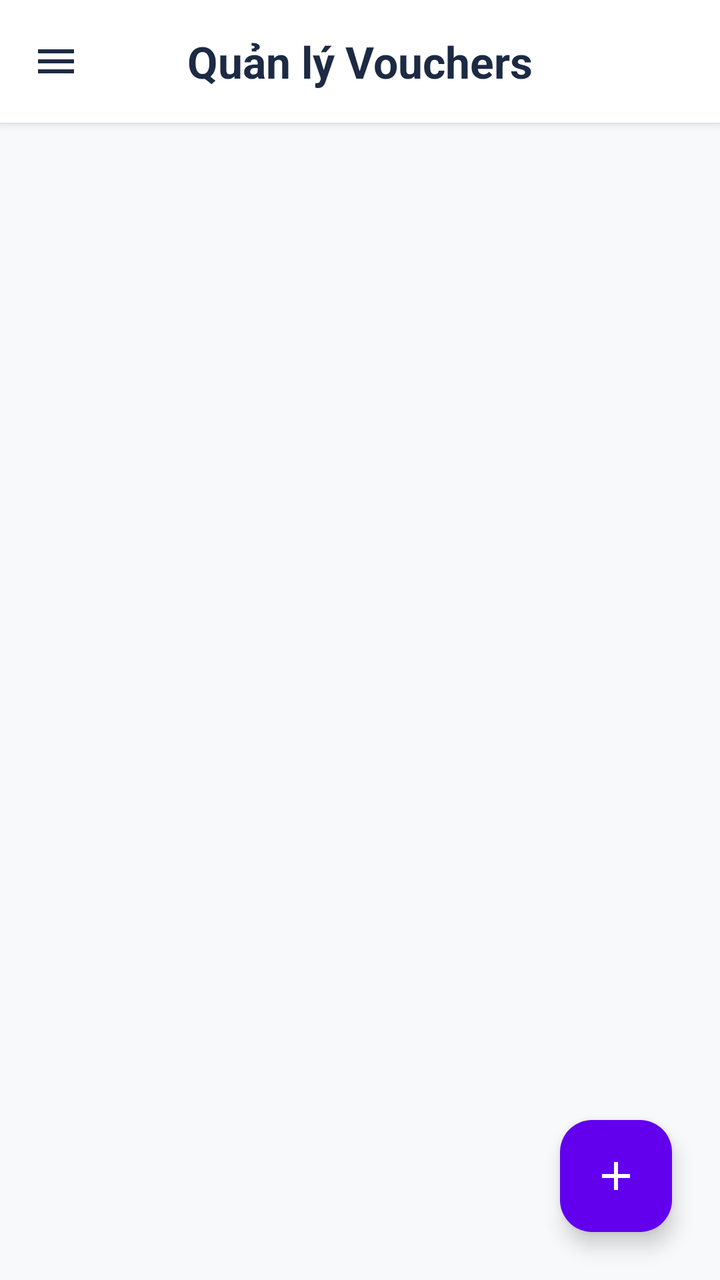
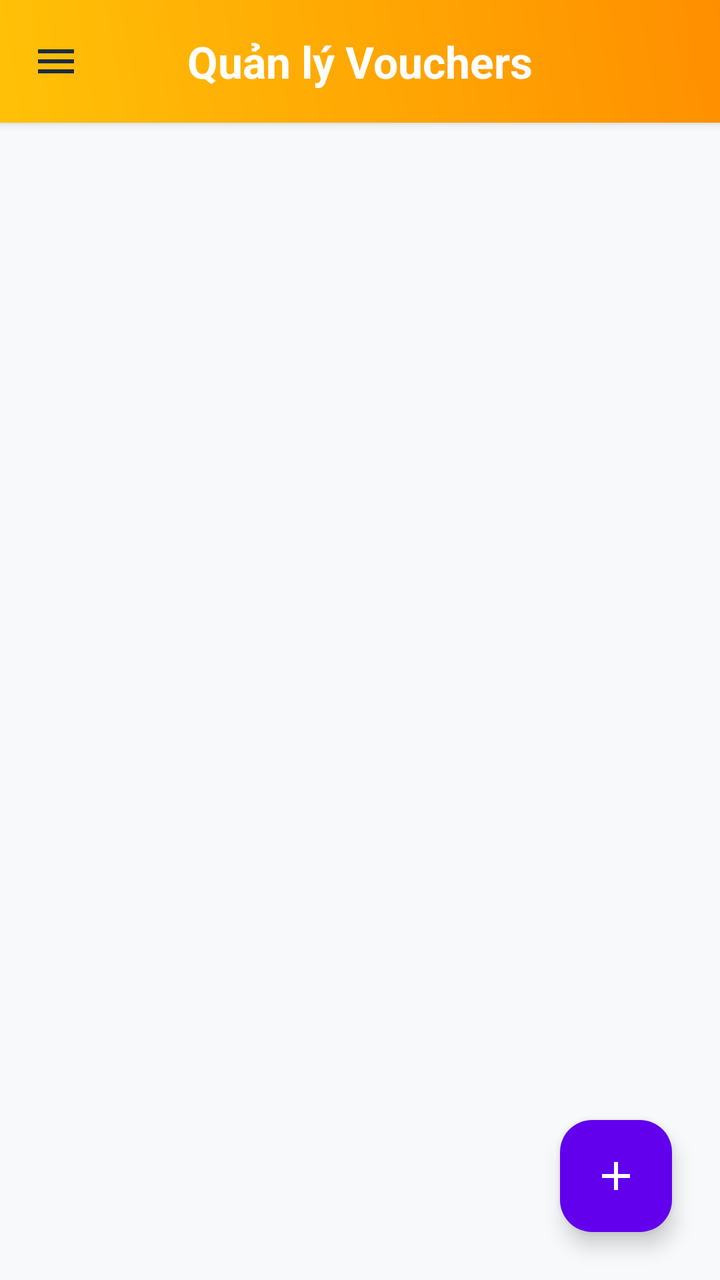

Before-and-after screenshots of an Android layout around one commit, followed by the original layout XML and the change that was made.
<!-- AndroidManifest.xml: application theme Theme.MyShop -->
<!-- res/layout/activity_manage_vouchers.xml -->
<?xml version="1.0" encoding="utf-8"?>
<androidx.constraintlayout.widget.ConstraintLayout
    xmlns:android="http://schemas.android.com/apk/res/android"
    xmlns:app="http://schemas.android.com/apk/res-auto"
    xmlns:tools="http://schemas.android.com/tools"
    android:id="@+id/mainContent"
    android:layout_width="match_parent"
    android:layout_height="match_parent"
    android:background="#F8F9FA">

    <RelativeLayout
        android:id="@+id/layoutHeader"
        android:layout_width="match_parent"
        android:layout_height="wrap_content"
        android:background="#FFFFFF"
        android:elevation="3dp"
        android:paddingTop="20dp"
        android:paddingBottom="12dp"
        app:layout_constraintTop_toTopOf="parent">

        <ImageButton
            android:id="@+id/btnMenu"
            android:layout_width="wrap_content"
            android:layout_height="wrap_content"
            android:layout_alignParentStart="true"
            android:layout_centerVertical="true"
            android:layout_marginStart="16dp"
            android:background="?attr/selectableItemBackgroundBorderless"
            android:contentDescription="Mở menu"
            android:src="@drawable/ic_menu"
            app:tint="#1C2A44" />

        <TextView
            android:id="@+id/tvAdminTitle"
            android:layout_width="wrap_content"
            android:layout_height="wrap_content"
            android:layout_centerInParent="true"
            android:text="Quản lý Vouchers"
            android:textColor="#1C2A44"
            android:textSize="22sp"
            android:textStyle="bold" />
    </RelativeLayout>

    <androidx.recyclerview.widget.RecyclerView
        android:id="@+id/recyclerVouchers"
        android:layout_width="0dp"
        android:layout_height="0dp"
        android:layout_marginTop="12dp"
        android:clipToPadding="false"
        android:paddingHorizontal="10dp"
        android:paddingBottom="8dp"
        android:scrollbars="vertical"
        app:layout_constraintBottom_toBottomOf="parent"
        app:layout_constraintEnd_toEndOf="parent"
        app:layout_constraintStart_toStartOf="parent"
        app:layout_constraintTop_toBottomOf="@id/layoutHeader"
        tools:listitem="@layout/item_admin_voucher" />

    <com.google.android.material.floatingactionbutton.FloatingActionButton
        android:id="@+id/fabAddVoucher"
        android:layout_width="wrap_content"
        android:layout_height="wrap_content"
        android:layout_marginEnd="24dp"
        android:layout_marginBottom="24dp"
        android:contentDescription="Thêm Voucher"
        android:src="@drawable/ic_add"
        app:backgroundTint="@color/purple_500"
        app:layout_constraintBottom_toBottomOf="parent"
        app:layout_constraintEnd_toEndOf="parent"
        app:tint="@color/white" />

</androidx.constraintlayout.widget.ConstraintLayout>
<!-- res/layout/item_admin_voucher.xml (included above) -->
<?xml version="1.0" encoding="utf-8"?>
<androidx.cardview.widget.CardView xmlns:android="http://schemas.android.com/apk/res/android"
    xmlns:app="http://schemas.android.com/apk/res-auto"
    android:layout_width="match_parent"
    android:layout_height="wrap_content"
    android:layout_margin="8dp"
    app:cardCornerRadius="8dp"
    app:cardElevation="3dp">

    <LinearLayout
        android:layout_width="match_parent"
        android:layout_height="wrap_content"
        android:orientation="horizontal"
        android:padding="16dp"
        android:gravity="center_vertical">

        
        <LinearLayout
            android:layout_width="0dp"
            android:layout_height="wrap_content"
            android:layout_weight="1"
            android:orientation="vertical">

            <TextView
                android:id="@+id/tvVoucherCode"
                android:layout_width="wrap_content"
                android:layout_height="wrap_content"
                android:text="CODE123"
                android:textSize="18sp"
                android:textStyle="bold"
                android:textColor="@color/purple_500"/>
            <TextView
                android:id="@+id/tvQuantity"
                android:layout_width="wrap_content"
                android:layout_height="wrap_content"
                android:text="Số lượng: 100"
                android:textSize="14sp"
                android:textColor="#333333"
                android:layout_marginTop="4dp"/>
            <TextView
                android:id="@+id/tvExpiry"
                android:layout_width="wrap_content"
                android:layout_height="wrap_content"
                android:text="HSD: 31/12/2025"
                android:textSize="12sp"
                android:textColor="#757575"
                android:layout_marginTop="4dp"/>
        </LinearLayout>

        
        <ImageView
            android:id="@+id/btnDeleteVoucher"
            android:layout_width="32dp"
            android:layout_height="32dp"
            android:src="@drawable/ic_delete"
            app:tint="#D32F2F"
            android:padding="4dp"
            android:background="?attr/selectableItemBackgroundBorderless"/>
        

    </LinearLayout>
</androidx.cardview.widget.CardView>
<!-- resources referenced by this layout -->
<resources>
  <color name="purple_500">#6200EE</color>
  <color name="white">#FFFFFFFF</color>
  <!-- drawable ic_add (drawable) -->
  <vector xmlns:android="http://schemas.android.com/apk/res/android"
      android:width="24dp"
      android:height="24dp"
      android:viewportWidth="24"
      android:viewportHeight="24"
      android:tint="?attr/colorControlNormal">
  
      <path
          android:fillColor="@android:color/black"
          android:pathData="M19,13h-6v6h-2v-6H5v-2h6V5h2v6h6v2z"/>
  </vector>
  <!-- drawable ic_delete (drawable) -->
  <vector xmlns:android="http://schemas.android.com/apk/res/android" android:height="24dp" android:tint="#000000" android:viewportHeight="24" android:viewportWidth="24" android:width="24dp">
        
      <path android:fillColor="@android:color/white" android:pathData="M6,19c0,1.1 0.9,2 2,2h8c1.1,0 2,-0.9 2,-2V7H6v12zM19,4h-3.5l-1,-1h-5l-1,1H5v2h14V4z"/>
      
  </vector>
  <!-- drawable ic_menu (drawable) -->
  <vector xmlns:android="http://schemas.android.com/apk/res/android" android:height="24dp" android:tint="#FFFFFF" android:viewportHeight="24" android:viewportWidth="24" android:width="24dp">
        
      <path android:fillColor="@android:color/white" android:pathData="M3,18h18v-2L3,16v2zM3,13h18v-2L3,11v2zM3,6v2h18L21,6L3,6z"/>
      
  </vector>
  <style name="Theme.MyShop" parent="Base.Theme.MyShop" />
  <style name="Base.Theme.MyShop" parent="Theme.Material3.DayNight.NoActionBar">
  
          
          
  
          
          <item name="android:statusBarColor">@android:color/transparent</item>
  
          
          <item name="android:windowFullscreen">false</item>
  
          
          <item name="android:windowTranslucentStatus">true</item>
  
          
          <item name="android:windowBackground">@color/white</item>
  
          
          <item name="android:windowLightStatusBar">false</item> 
          <item name="android:navigationBarColor">@android:color/transparent</item>
  
          
          <item name="colorControlActivated">#FF007A</item>
  
      </style>
</resources>

<!-- the commit's change to res/layout/activity_manage_vouchers.xml (unified diff, before → after) -->
@@ -12,7 +12,9 @@
         android:id="@+id/layoutHeader"
         android:layout_width="match_parent"
         android:layout_height="wrap_content"
-        android:background="#FFFFFF"
+        android:background="@drawable/bg_header_gradient"
+        app:navigationIconTint="?attr/colorOnPrimary"
+        app:titleTextColor="?attr/colorOnPrimary"
         android:elevation="3dp"
         android:paddingTop="20dp"
         android:paddingBottom="12dp"
@@ -36,7 +38,7 @@
             android:layout_height="wrap_content"
             android:layout_centerInParent="true"
             android:text="Quản lý Vouchers"
-            android:textColor="#1C2A44"
+            android:textColor="@color/white"
             android:textSize="22sp"
             android:textStyle="bold" />
     </RelativeLayout>
<!-- resource entries referenced after the edit -->
@@ -2,6 +2,15 @@
 <resources>
   <color name="purple_500">#6200EE</color>
   <color name="white">#FFFFFFFF</color>
+  <!-- drawable bg_header_gradient (drawable) -->
+  <?xml version="1.0" encoding="utf-8"?>
+  <shape xmlns:android="http://schemas.android.com/apk/res/android">
+      <gradient
+          android:angle="45"
+          android:endColor="#FF8F00"
+          android:startColor="#FFC107"
+          android:type="linear" />
+  </shape>
   <!-- drawable ic_add (drawable) -->
   <vector xmlns:android="http://schemas.android.com/apk/res/android"
       android:width="24dp"
